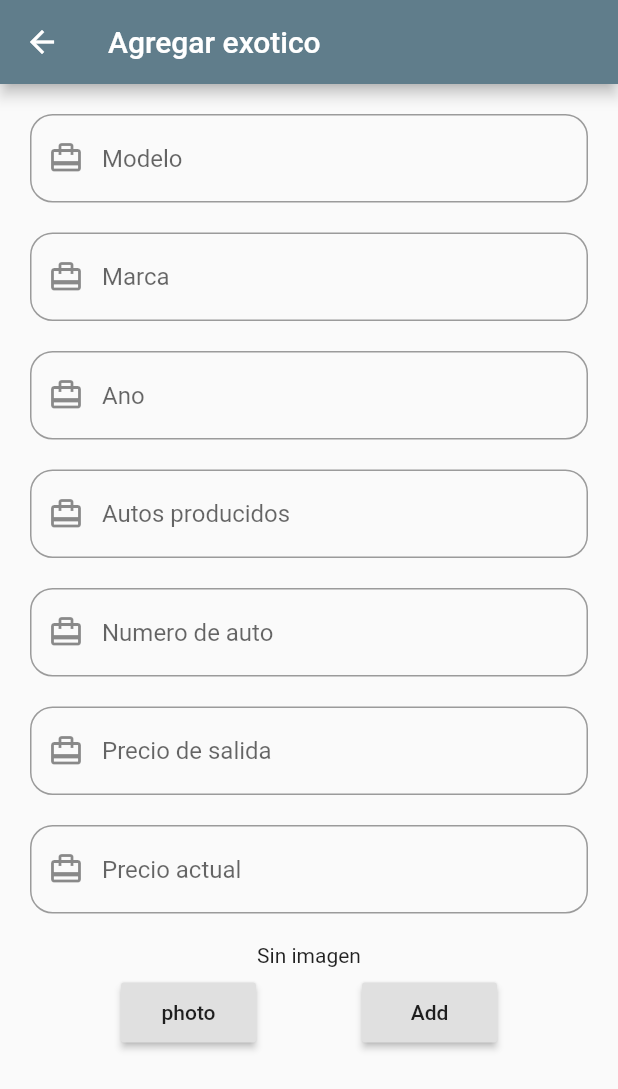
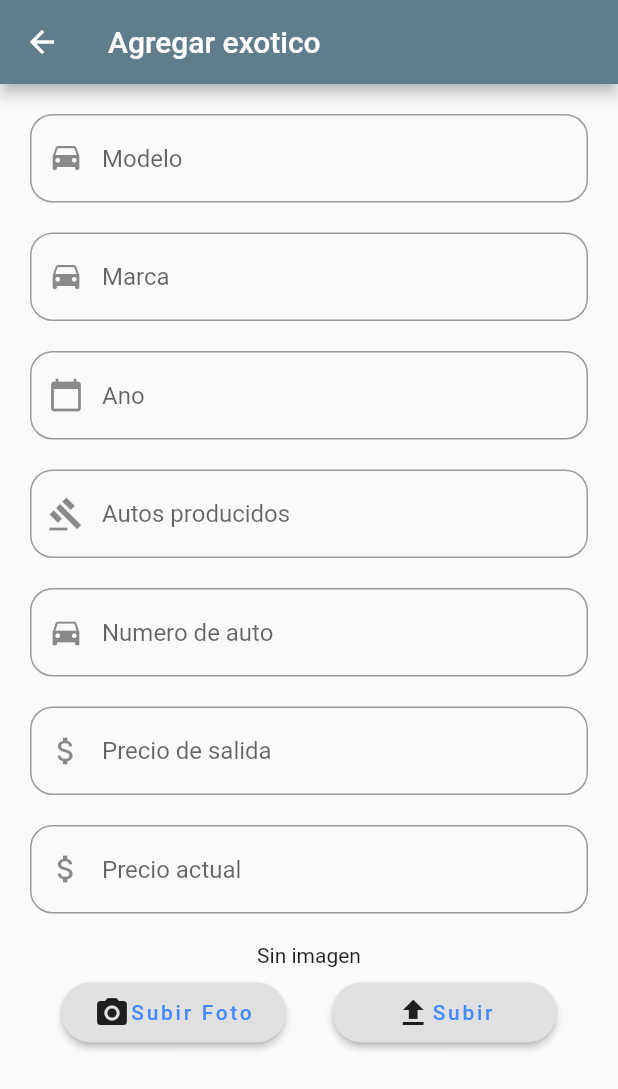
Before and after one commit to OlafGonzalez/foroexotics, a Flutter app: the AgregarCarro screen opened directly, on a phone screen of 412 x 824 dp. Shown: the top 1089 px of the screen. Run offline on Flutter 3.47's test engine with Material 2 defaults, Android fonts, the phone set to English and light mode, and no system bars; our stand-ins replace firebase_auth, firebase_database, firebase_storage, google_sign_in, image_picker; accounts and stored records are empty.

Commit message:
CSS Form

```diff
--- a/lib/agregarCarro.dart
+++ b/lib/agregarCarro.dart
@@ -54,7 +54,7 @@ class _AgregarCarroState extends State<AgregarCarro> {
                     },
                     decoration: InputDecoration(
                         hintText: "Modelo",
-                        prefixIcon: Icon(Icons.card_travel),
+                        prefixIcon: Icon(Icons.time_to_leave),
                         border: OutlineInputBorder(
                             borderRadius: BorderRadius.circular(15))),
                   ),
@@ -71,7 +71,7 @@ class _AgregarCarroState extends State<AgregarCarro> {
                     },
                     decoration: InputDecoration(
                         hintText: "Marca",
-                        prefixIcon: Icon(Icons.card_travel),
+                        prefixIcon: Icon(Icons.time_to_leave),
                         border: OutlineInputBorder(
                             borderRadius: BorderRadius.circular(15))),
                   ),
@@ -87,7 +87,7 @@ class _AgregarCarroState extends State<AgregarCarro> {
                     },
                     decoration: InputDecoration(
                         hintText: "Ano",
-                        prefixIcon: Icon(Icons.card_travel),
+                        prefixIcon: Icon(Icons.calendar_today),
                         border: OutlineInputBorder(
                             borderRadius: BorderRadius.circular(15))),
                   ),
@@ -103,7 +103,7 @@ class _AgregarCarroState extends State<AgregarCarro> {
                     },
                     decoration: InputDecoration(
                         hintText: "Autos producidos",
-                        prefixIcon: Icon(Icons.card_travel),
+                        prefixIcon: Icon(Icons.gavel),
                         border: OutlineInputBorder(
                             borderRadius: BorderRadius.circular(15))),
                   ),
@@ -119,7 +119,7 @@ class _AgregarCarroState extends State<AgregarCarro> {
                     },
                     decoration: InputDecoration(
                         hintText: "Numero de auto",
-                        prefixIcon: Icon(Icons.card_travel),
+                        prefixIcon: Icon(Icons.directions_car),
                         border: OutlineInputBorder(
                             borderRadius: BorderRadius.circular(15))),
                   ),
@@ -135,7 +135,7 @@ class _AgregarCarroState extends State<AgregarCarro> {
                     },
                     decoration: InputDecoration(
                         hintText: "Precio de salida",
-                        prefixIcon: Icon(Icons.card_travel),
+                        prefixIcon: Icon(Icons.attach_money),
                         border: OutlineInputBorder(
                             borderRadius: BorderRadius.circular(15))),
                   ),
@@ -151,7 +151,7 @@ class _AgregarCarroState extends State<AgregarCarro> {
                     },
                     decoration: InputDecoration(
                         hintText: "Precio actual",
-                        prefixIcon: Icon(Icons.card_travel),
+                        prefixIcon: Icon(Icons.attach_money),
                         border: OutlineInputBorder(
                             borderRadius: BorderRadius.circular(15))),
                   ),
@@ -167,21 +167,43 @@ class _AgregarCarroState extends State<AgregarCarro> {
                   mainAxisAlignment: MainAxisAlignment.spaceEvenly,
                   children: <Widget>[
                     Container(
-                      width: 90,
+                      width: 150,
                       height: 40,
                       child: RaisedButton(
-                        child: Text("photo"),
+
+                        shape: StadiumBorder(),
+                        child: Row(
+                          mainAxisAlignment: MainAxisAlignment.center,
+                          children: <Widget>[
+                            Icon(Icons.camera_alt),
+                            Text("Subir Foto",style: TextStyle(
+                                    color: Colors.blueAccent, letterSpacing: 1.8),),
+                          ],
+                        ),
                         onPressed: (){
                           getImage();
                         }),
                     ),
                     Container(
-                      width: 90,
+                      width: 150,
                       height: 40,
                       child: RaisedButton(
-                        child: Text("Add"),
+                        shape: StadiumBorder(),
+                        child: Row(
+                          mainAxisAlignment: MainAxisAlignment.center,
+                          children: <Widget>[
+                            Icon(Icons.file_upload),
+                            Text("Subir",style: TextStyle(
+                                    color: Colors.blueAccent, letterSpacing: 1.8),
+                                    ),
+                          ],
+                        ),
                         onPressed: (){
+                          if(sampleImage == null){
+                            _showDialog();
+                          }else{
                           uploadStatusImage();
+                          }
                       }),
                     )
                   ],
@@ -194,6 +216,28 @@ class _AgregarCarroState extends State<AgregarCarro> {
           ))
         ],
       )),
+    );
+  }
+  void _showDialog() {
+    // flutter defined function
+    showDialog(
+      context: context,
+      builder: (BuildContext context) {
+        // return object of type Dialog
+        return AlertDialog(
+          title: new Text("No se puede realizar esta accion"),
+          content: new Text("Agrege una imagen"),
+          actions: <Widget>[
+            // usually buttons at the bottom of the dialog
+            new FlatButton(
+              child: new Text("Cerrar"),
+              onPressed: () {
+                Navigator.of(context).pop();
+              },
+            ),
+          ],
+        );
+      },
     );
   }
 
--- a/lib/main.dart
+++ b/lib/main.dart
@@ -74,6 +74,7 @@ class _MyAppState extends State<MyApp> {
                         mainAxisAlignment: MainAxisAlignment.spaceAround,
                         children: <Widget>[
                           CircleAvatar(
+                            maxRadius: 16,
                             backgroundImage: NetworkImage(_user.photoUrl),
                           ),
                           Text(_user.displayName),
```
